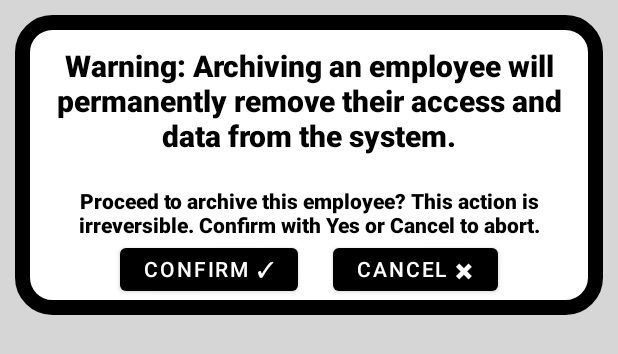
After one commit to osmosis10/TimeWise, an Android app: the layout archive_confirmation.xml on its own in the app's theme, with its tools: preview values and no code run, on a phone screen of 412 x 824 dp. The commit adds this screen. Shown: the top 354 px of the screen. Run offline under Robolectric (Android 15) with nearby library versions, the phone set to English and light mode, and no system bars.

Commit message:
Added Archive UI button and created popup for Archive

```diff
--- /dev/null
+++ b/app/src/main/res/drawable/archive_button.xml
@@ -0,0 +1,5 @@
+<vector android:height="35dp" android:tint="#FFFFFF"
+    android:viewportHeight="24" android:viewportWidth="24"
+    android:width="35dp" xmlns:android="http://schemas.android.com/apk/res/android">
+    <path android:fillColor="@android:color/white" android:pathData="M20.54,5.23l-1.39,-1.68C18.88,3.21 18.47,3 18,3H6c-0.47,0 -0.88,0.21 -1.16,0.55L3.46,5.23C3.17,5.57 3,6.02 3,6.5V19c0,1.1 0.9,2 2,2h14c1.1,0 2,-0.9 2,-2V6.5c0,-0.48 -0.17,-0.93 -0.46,-1.27zM12,17.5L6.5,12H10v-2h4v2h3.5L12,17.5zM5.12,5l0.81,-1h12l0.94,1H5.12z"/>
+</vector>
--- /dev/null
+++ b/app/src/main/res/drawable/archiveconfirm.xml
@@ -0,0 +1,8 @@
+<?xml version="1.0" encoding="utf-8"?>
+<shape xmlns:android="http://schemas.android.com/apk/res/android">
+    <solid android:color="@color/white"/>
+    <corners android:radius="20dp"/>
+    <stroke android:color="@color/black"
+        android:width="10dp" />
+
+</shape>
--- /dev/null
+++ b/app/src/main/res/layout/archive_confirmation.xml
@@ -0,0 +1,71 @@
+<?xml version="1.0" encoding="utf-8"?>
+<RelativeLayout xmlns:android="http://schemas.android.com/apk/res/android"
+    android:layout_width="match_parent"
+    android:layout_height="match_parent"
+    android:background="#D6D6D6">
+
+
+    <LinearLayout
+        android:layout_width="match_parent"
+        android:layout_height="200dp"
+        android:layout_margin="10dp"
+        android:background="@drawable/archiveconfirm"
+        android:orientation="vertical">
+
+        <TextView
+            android:layout_width="wrap_content"
+            android:layout_height="wrap_content"
+            android:layout_marginTop="20dp"
+            android:fontFamily="sans-serif-black"
+            android:text="Warning: Archiving an employee will permanently remove their access and data from the system."
+            android:textSize="20dp"
+            android:textAlignment="center"
+            android:textColor="@color/black"
+            android:layout_marginStart="20dp"
+            android:layout_marginEnd="20dp"
+
+            />
+        <TextView
+            android:layout_width="wrap_content"
+            android:layout_height="wrap_content"
+            android:fontFamily="sans-serif-black"
+            android:textAlignment="center"
+            android:layout_marginTop="20dp"
+            android:text="Proceed to archive this employee? This action is irreversible. Confirm with Yes or Cancel to abort."
+            android:textColor="@color/black"
+            android:layout_marginStart="10dp"
+            android:layout_marginEnd="10dp"
+            />
+        <RelativeLayout
+            android:layout_width="match_parent"
+            android:layout_height="wrap_content"
+            android:layout_marginStart="20dp"
+            android:layout_marginEnd="20dp"
+            >
+
+
+            <Button
+                android:id="@id/confirmarchive"
+                android:layout_width="wrap_content"
+                android:layout_height="wrap_content"
+                android:text="@string/confirm_x2713"
+                android:layout_marginBottom="10dp"
+                android:layout_alignParentLeft="true"
+                android:translationX="50dp"
+                android:layout_weight="1"
+                />
+            <Button
+                android:id="@id/cancelarchive"
+                android:layout_width="wrap_content"
+                android:layout_height="wrap_content"
+                android:text="@string/cancel_10006"
+                android:layout_marginBottom="10dp"
+                android:layout_alignParentRight="true"
+                android:translationX="-50dp"
+                android:layout_weight="1"
+                />
+
+        </RelativeLayout>
+    </LinearLayout>
+
+</RelativeLayout>
--- a/app/src/main/res/values/ids.xml
+++ b/app/src/main/res/values/ids.xml
@@ -2,4 +2,6 @@
 <resources>
     <item name="assign_shifts_weekends" type="id" />
     <item name="assign_shifts_weekdays" type="id" />
+    <item name="cancelarchive" type="id"/>
+    <item name="confirmarchive" type="id"/>
 </resources>
--- a/app/src/main/res/values/strings.xml
+++ b/app/src/main/res/values/strings.xml
@@ -3,4 +3,6 @@
     <string name="title_home">Home</string>
     <string name="title_calendar">Calendar</string>
     <string name="title_employees">Employees</string>
+    <string name="cancel_10006">Cancel ✖</string>
+    <string name="confirm_x2713">Confirm ✓</string>
 </resources>
```
Also changed, not shown: app/src/main/java/com/example/shiftmanager/ui/employees/EmployeesFragment.java (+23 -8 lines), 1 other file.
